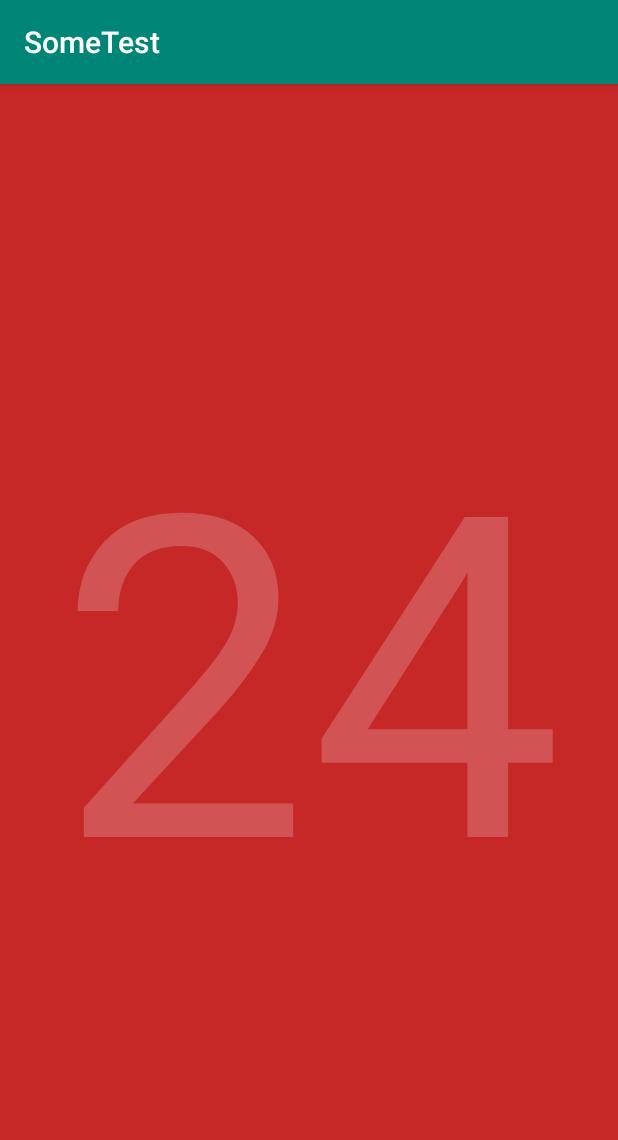
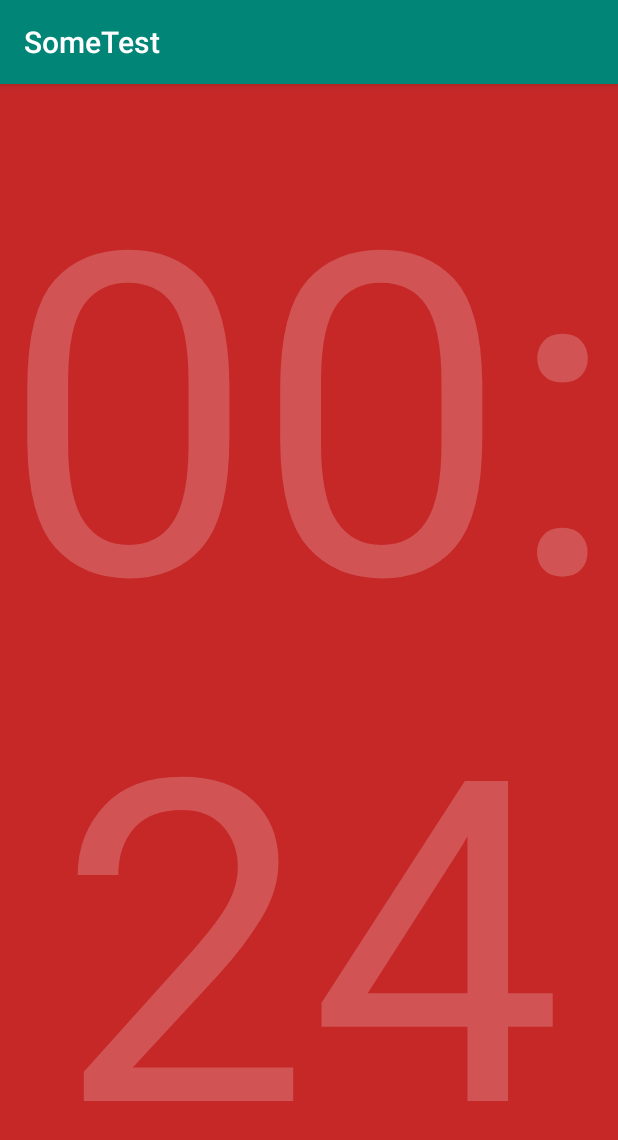
Before and after one commit to k-konovalov/AnotherPomodoroTimer, an Android app: the RedStateFragment screen opened through its navigation route, on a phone screen of 412 x 824 dp. Shown: the top 1140 px of the screen. Run offline under Robolectric (Android 15) with nearby library versions, the phone set to English and light mode, and no system bars; our stand-ins replace data binding.

Commit message:
Databinding figured out
view model added into fragment
observation started

```diff
--- a/app/src/main/java/com/example/sometest/MainActivity.kt
+++ b/app/src/main/java/com/example/sometest/MainActivity.kt
@@ -17,9 +17,9 @@ class MainActivity : AppCompatActivity() {
     override fun onCreate(savedInstanceState: Bundle?) {
         super.onCreate(savedInstanceState)
         //Его надо было убирать т.к. биндим иначе все падает нахер
-        //setContentView(R.layout.activity_main)
+        setContentView(R.layout.activity_main)
 
-        binding = DataBindingUtil.setContentView(this, R.layout.activity_main)
+       // binding = DataBindingUtil.setContentView(this, R.layout.activity_main)
 
         //val navController = this.findNavController(R.id.myNavHostFragment)
         //NavigationUI.setupActionBarWithNavController(this, navController)
--- a/app/src/main/java/com/example/sometest/RedStateFragment.kt
+++ b/app/src/main/java/com/example/sometest/RedStateFragment.kt
@@ -1,38 +1,40 @@
 package com.example.sometest
 
 import android.os.Bundle
-import android.util.Log
+import android.text.format.DateUtils
 import androidx.fragment.app.Fragment
 import android.view.LayoutInflater
 import android.view.View
 import android.view.ViewGroup
+import androidx.databinding.DataBindingUtil
 import androidx.lifecycle.LifecycleObserver
+import androidx.lifecycle.Observer
+import androidx.lifecycle.ViewModelProviders
+import com.example.sometest.databinding.FragmentTimerRedStateBinding
 import kotlinx.android.synthetic.main.fragment_timer_red_state.*
 
 class RedStateFragment : Fragment(),LifecycleObserver {
-    private lateinit var currentTimer: Timer
-    private val overTime = 25
+
+    private lateinit var viewModel: AppViewModel
 
     override fun onCreateView(
         inflater: LayoutInflater, container: ViewGroup?,
         savedInstanceState: Bundle?
     ): View? {
-        currentTimer = Timer(this.lifecycle)
 
-        return inflater.inflate(R.layout.fragment_timer_red_state, container, false)
+        val binding: FragmentTimerRedStateBinding = DataBindingUtil.inflate(
+            inflater, R.layout.fragment_timer_red_state, container, false)
+
+        viewModel=ViewModelProviders.of(this).get(AppViewModel::class.java)
+
+        viewModel.currentTime.observe(this, Observer { newTime ->
+            binding.txtTextView.text= DateUtils.formatElapsedTime(newTime)
+        })
+
+
+        return binding.root
     }
 
-    override fun onSaveInstanceState(outState: Bundle) {
-        outState.putInt("seconds_key", currentTimer.secondsCount)
-        Log.i("MainActivity","onSaveInstanceState Called")
-        super.onSaveInstanceState(outState)
-    }
-
-   override fun onResume() {
-        currentTimer.startTimer(txtTextView, overTime)
-        Log.i("MainActivity","onResume Called")
-        super.onResume()
-    }
 
     fun switchNav( view: View){
         //Navigation.findNavController(view).navigate(RedStateFragmentDirections.actionTimerRedStateToTimerGreenState())
--- a/app/src/main/java/com/example/sometest/StartPageFragment.kt
+++ b/app/src/main/java/com/example/sometest/StartPageFragment.kt
@@ -13,8 +13,6 @@ import com.example.sometest.databinding.FragmentStartPageBinding
 
 class StartPageFragment : Fragment() {
 
-    //private lateinit var viewModel: AppViewModel
-
     override fun onCreateView(inflater: LayoutInflater, container: ViewGroup?, savedInstanceState: Bundle?): View? {
         val binding:FragmentStartPageBinding = DataBindingUtil.inflate(
             inflater, R.layout.fragment_start_page, container, false)
--- a/app/src/main/res/layout/fragment_timer_red_state.xml
+++ b/app/src/main/res/layout/fragment_timer_red_state.xml
@@ -1,4 +1,5 @@
 <?xml version="1.0" encoding="utf-8"?>
+<layout>
 <androidx.constraintlayout.widget.ConstraintLayout xmlns:android="http://schemas.android.com/apk/res/android"
                                                    xmlns:app="http://schemas.android.com/apk/res-auto"
                                                    xmlns:tools="http://schemas.android.com/tools"
@@ -19,3 +20,4 @@
     />
 
 </androidx.constraintlayout.widget.ConstraintLayout>
+</layout>
```
